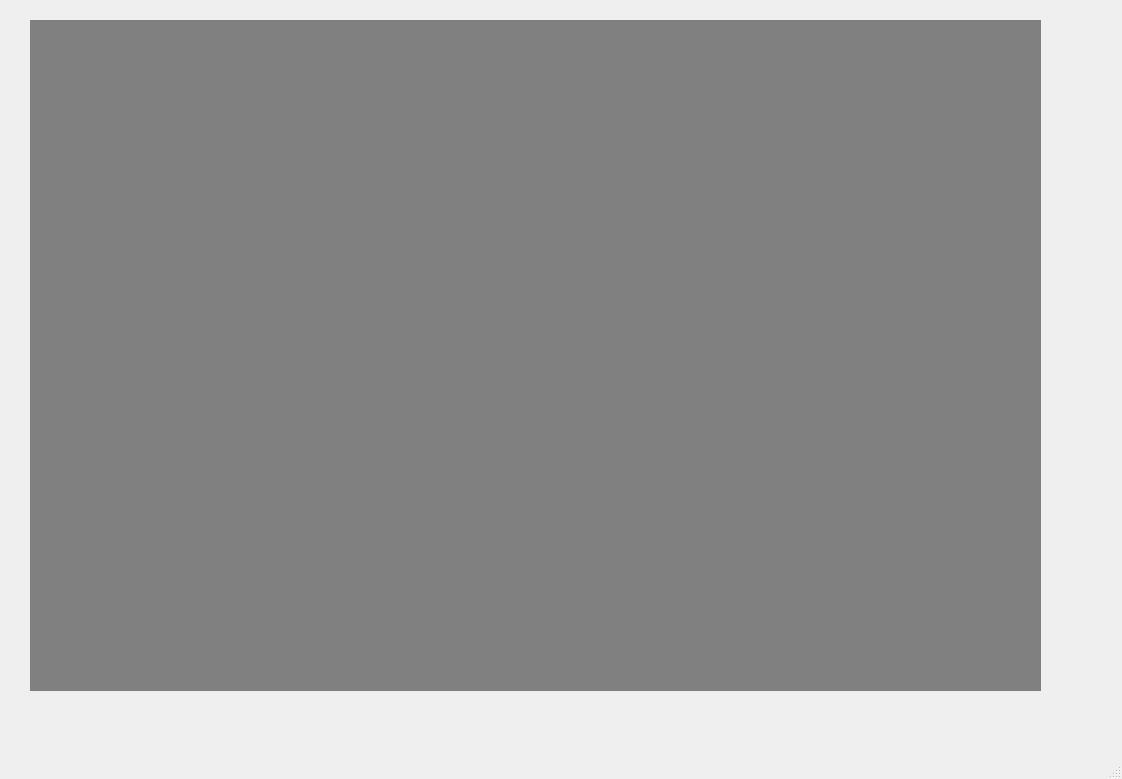
Old version of the form ui/main.ui in the repository AAJJANE/YandexMaps.
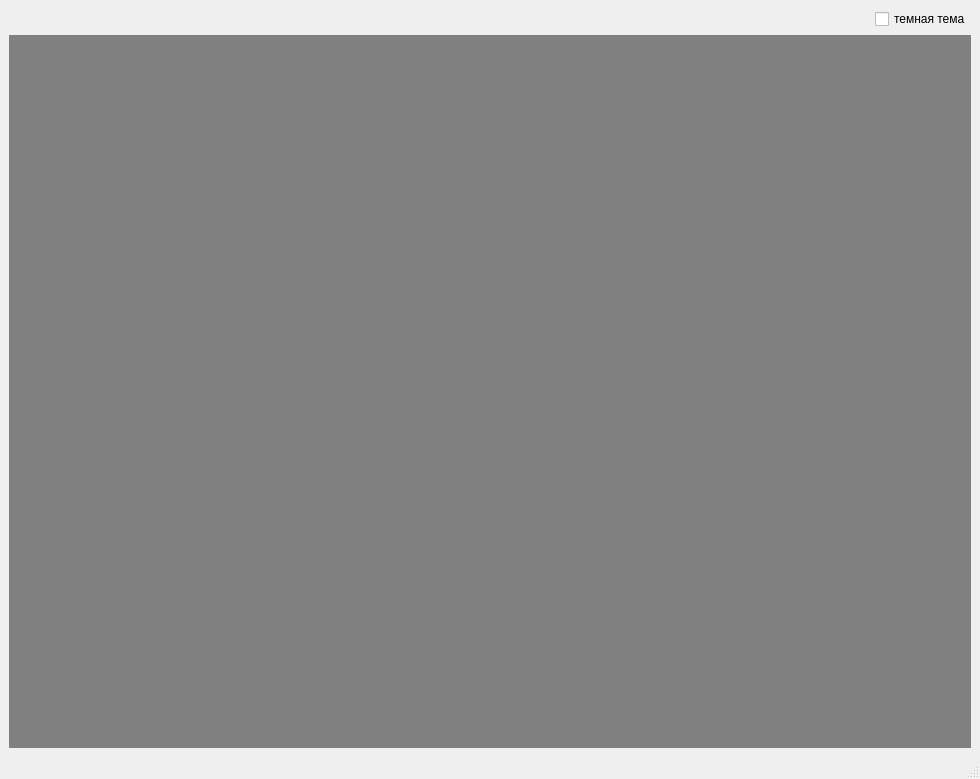
New version of the form.

What changed in the file:
```diff
--- a/ui/main.ui
+++ b/ui/main.ui
@@ -6,7 +6,7 @@
    <rect>
     <x>0</x>
     <y>0</y>
-    <width>1122</width>
+    <width>980</width>
     <height>779</height>
    </rect>
   </property>
@@ -14,14 +14,31 @@
    <string>Большая задача по Maps API</string>
   </property>
   <widget class="QWidget" name="centralwidget">
+   <layout class="QGridLayout" name="gridLayout">
+    <item row="0" column="1">
+     <widget class="QCheckBox" name="checkDarkTheme">
+      <property name="text">
+       <string>темная тема</string>
+      </property>
+     </widget>
+    </item>
+    <item row="0" column="0">
+     <spacer name="horizontalSpacer">
+      <property name="orientation">
+       <enum>Qt::Horizontal</enum>
+      </property>
+      <property name="sizeHint" stdset="0">
+       <size>
+        <width>40</width>
+        <height>20</height>
+       </size>
+      </property>
+     </spacer>
+    </item>
+    <item row="1" column="0" colspan="2">
    <widget class="QLabel" name="map_canvas">
-    <property name="geometry">
-     <rect>
-      <x>30</x>
-      <y>20</y>
-      <width>1011</width>
-      <height>671</height>
-     </rect>
+      <property name="focusPolicy">
+       <enum>Qt::ClickFocus</enum>
     </property>
     <property name="styleSheet">
      <string notr="true">background: gray;</string>
@@ -33,6 +50,8 @@
      <bool>true</bool>
     </property>
    </widget>
+    </item>
+   </layout>
   </widget>
   <widget class="QMenuBar" name="menubar">
    <property name="geometry">
```
Left out of the diff: 2 changed lines with no effect on the pictures. Lines whose indentation alone changed are shown as unchanged.
